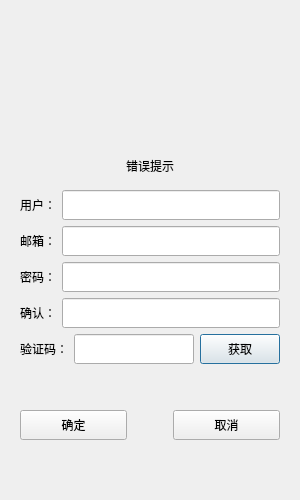
proacane/CppChatProject, file frontEnd/chatProject/registerdialog.ui: the form before one commit.
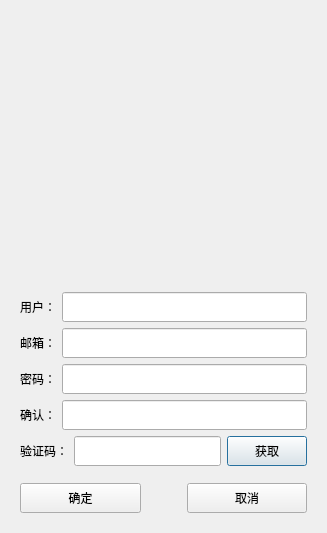
The form after the commit. Icons and pictures are not drawn.

```diff
--- a/frontEnd/chatProject/registerdialog.ui
+++ b/frontEnd/chatProject/registerdialog.ui
@@ -6,8 +6,8 @@
    <rect>
     <x>0</x>
     <y>0</y>
-    <width>300</width>
-    <height>500</height>
+    <width>327</width>
+    <height>533</height>
    </rect>
   </property>
   <property name="windowTitle">
@@ -18,6 +18,40 @@
     <widget class="QStackedWidget" name="stackedWidget">
      <widget class="QWidget" name="page">
       <layout class="QVBoxLayout" name="verticalLayout">
+       <item>
+        <widget class="QWidget" name="widget_2" native="true">
+         <layout class="QGridLayout" name="gridLayout">
+          <item row="0" column="0">
+           <widget class="QLabel" name="label">
+            <property name="minimumSize">
+             <size>
+              <width>200</width>
+              <height>200</height>
+             </size>
+            </property>
+            <property name="maximumSize">
+             <size>
+              <width>200</width>
+              <height>200</height>
+             </size>
+            </property>
+            <property name="text">
+             <string/>
+            </property>
+            <property name="pixmap">
+             <pixmap resource="res.qrc">:/images/wechatimg.png</pixmap>
+            </property>
+            <property name="scaledContents">
+             <bool>true</bool>
+            </property>
+            <property name="alignment">
+             <set>Qt::AlignCenter</set>
+            </property>
+           </widget>
+          </item>
+         </layout>
+        </widget>
+       </item>
        <item>
         <spacer name="verticalSpacer_2">
          <property name="orientation">
@@ -37,7 +71,7 @@
           <item>
            <widget class="QLabel" name="lab_errTip">
             <property name="text">
-             <string>错误提示</string>
+             <string/>
             </property>
             <property name="alignment">
              <set>Qt::AlignCenter</set>
@@ -257,22 +291,6 @@
          </item>
         </layout>
        </item>
-       <item>
-        <spacer name="verticalSpacer_4">
-         <property name="orientation">
-          <enum>Qt::Vertical</enum>
-         </property>
-         <property name="sizeType">
-          <enum>QSizePolicy::Minimum</enum>
-         </property>
-         <property name="sizeHint" stdset="0">
-          <size>
-           <width>20</width>
-           <height>40</height>
-          </size>
-         </property>
-        </spacer>
-       </item>
       </layout>
      </widget>
      <widget class="QWidget" name="page_2"/>
```
Left out of the diff: 8 changed lines with no effect on the pictures.
